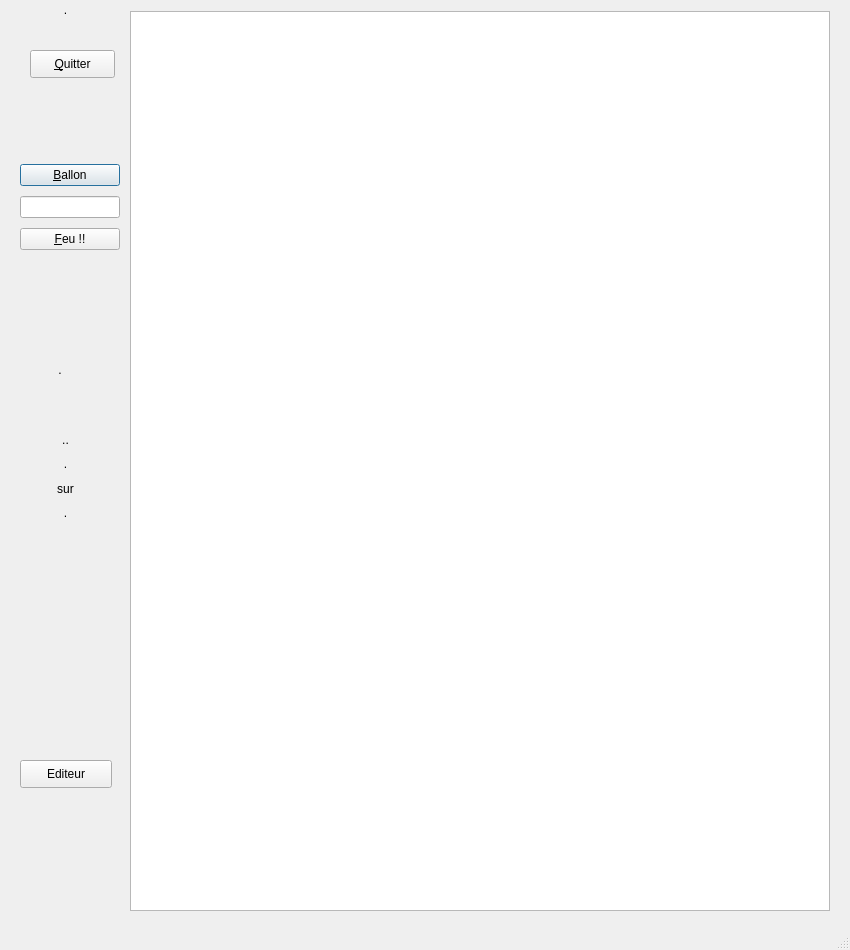
The window that exercice.ui (Txikilinux/leterrier-calculment) describes before a commit, drawn with Qt 5.
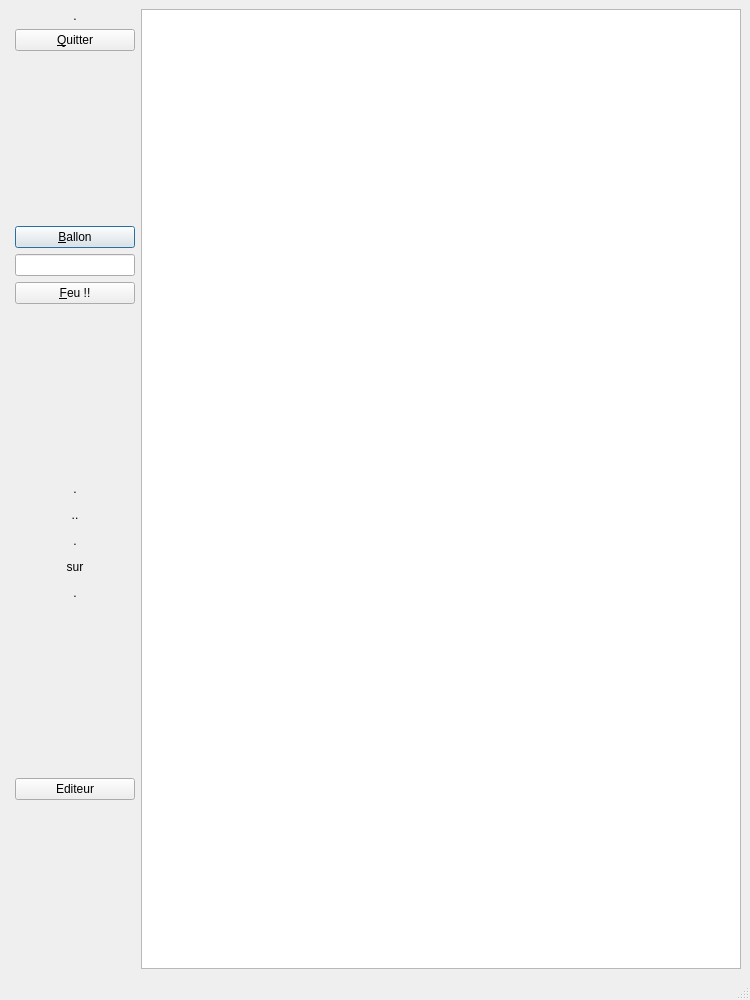
The same window after the commit.

Commit message: Adaptation des différents éléments de l'interface exercice.ui au redimensionnement. Début de résolution du bug #458

```diff
--- a/exercice.ui
+++ b/exercice.ui
@@ -6,26 +6,40 @@
    <rect>
     <x>0</x>
     <y>0</y>
-    <width>850</width>
-    <height>950</height>
+    <width>750</width>
+    <height>1000</height>
    </rect>
   </property>
   <property name="minimumSize">
    <size>
-    <width>850</width>
-    <height>950</height>
+    <width>450</width>
+    <height>600</height>
    </size>
   </property>
   <property name="maximumSize">
    <size>
-    <width>850</width>
-    <height>950</height>
+    <width>900</width>
+    <height>1200</height>
    </size>
   </property>
   <property name="windowTitle">
    <string>MainWindow</string>
   </property>
   <widget class="QWidget" name="centralwidget">
+   <property name="minimumSize">
+    <size>
+     <width>450</width>
+     <height>600</height>
+    </size>
+   </property>
+   <property name="maximumSize">
+    <size>
+     <width>900</width>
+     <height>1200</height>
+    </size>
+   </property>
+   <layout class="QGridLayout" name="gridLayout">
+    <item row="0" column="0">
    <widget class="QLCDNumber" name="lcdNumber">
     <property name="enabled">
      <bool>true</bool>
@@ -45,60 +59,170 @@
      </size>
     </property>
    </widget>
-   <widget class="QGraphicsView" name="vue">
-    <property name="geometry">
-     <rect>
-      <x>130</x>
-      <y>11</y>
-      <width>700</width>
-      <height>900</height>
-     </rect>
-    </property>
-   </widget>
+    </item>
+    <item row="0" column="1">
+     <layout class="QVBoxLayout" name="verticalLayout_4">
+      <item>
+       <layout class="QVBoxLayout" name="verticalLayout_3">
+        <item>
    <widget class="QLabel" name="lblArg">
-    <property name="geometry">
-     <rect>
-      <x>10</x>
-      <y>0</y>
-      <width>111</width>
+          <property name="text">
+           <string>.</string>
+          </property>
+          <property name="alignment">
+           <set>Qt::AlignCenter</set>
+          </property>
+         </widget>
+        </item>
+        <item>
+         <widget class="QPushButton" name="btnQuitter">
+          <property name="minimumSize">
+           <size>
+            <width>60</width>
       <height>20</height>
-     </rect>
-    </property>
-    <property name="text">
-     <string>.</string>
-    </property>
-    <property name="alignment">
-     <set>Qt::AlignCenter</set>
-    </property>
-   </widget>
-   <widget class="QLabel" name="lblImgMsg">
-    <property name="geometry">
-     <rect>
-      <x>10</x>
-      <y>320</y>
-      <width>100</width>
-      <height>100</height>
-     </rect>
-    </property>
+           </size>
+          </property>
+          <property name="maximumSize">
+           <size>
+            <width>120</width>
+            <height>40</height>
+           </size>
+          </property>
     <property name="text">
-     <string>.</string>
-    </property>
-    <property name="alignment">
-     <set>Qt::AlignCenter</set>
-    </property>
-   </widget>
-   <widget class="QWidget" name="layoutWidget">
-    <property name="geometry">
-     <rect>
-      <x>20</x>
-      <y>430</y>
-      <width>91</width>
-      <height>92</height>
-     </rect>
-    </property>
+           <string>&amp;Quitter</string>
+          </property>
+         </widget>
+        </item>
+       </layout>
+      </item>
+      <item>
+       <spacer name="verticalSpacer">
+        <property name="orientation">
+         <enum>Qt::Vertical</enum>
+        </property>
+        <property name="sizeHint" stdset="0">
+         <size>
+          <width>20</width>
+          <height>108</height>
+         </size>
+        </property>
+       </spacer>
+      </item>
+      <item>
     <layout class="QVBoxLayout" name="verticalLayout">
+        <property name="sizeConstraint">
+         <enum>QLayout::SetMinAndMaxSize</enum>
+        </property>
+        <item>
+         <widget class="QPushButton" name="btnBallon">
+          <property name="minimumSize">
+           <size>
+            <width>60</width>
+            <height>20</height>
+           </size>
+          </property>
+          <property name="maximumSize">
+           <size>
+            <width>120</width>
+            <height>40</height>
+           </size>
+          </property>
+          <property name="text">
+           <string>&amp;Ballon</string>
+          </property>
+          <property name="default">
+           <bool>true</bool>
+          </property>
+         </widget>
+        </item>
+        <item>
+         <widget class="QLineEdit" name="leResultat">
+          <property name="minimumSize">
+           <size>
+            <width>60</width>
+            <height>20</height>
+           </size>
+          </property>
+          <property name="maximumSize">
+           <size>
+            <width>120</width>
+            <height>40</height>
+           </size>
+          </property>
+         </widget>
+        </item>
+        <item>
+         <widget class="QPushButton" name="btnFeu">
+          <property name="minimumSize">
+           <size>
+            <width>60</width>
+            <height>20</height>
+           </size>
+          </property>
+          <property name="maximumSize">
+           <size>
+            <width>120</width>
+            <height>40</height>
+           </size>
+          </property>
+          <property name="text">
+           <string>&amp;Feu !!</string>
+          </property>
+         </widget>
+        </item>
+       </layout>
+      </item>
+      <item>
+       <spacer name="verticalSpacer_2">
+        <property name="orientation">
+         <enum>Qt::Vertical</enum>
+        </property>
+        <property name="sizeHint" stdset="0">
+         <size>
+          <width>20</width>
+          <height>98</height>
+         </size>
+        </property>
+       </spacer>
+      </item>
+      <item>
+       <layout class="QVBoxLayout" name="verticalLayout_2">
+        <item>
+         <widget class="QLabel" name="lblImgMsg">
+          <property name="minimumSize">
+           <size>
+            <width>60</width>
+            <height>20</height>
+           </size>
+          </property>
+          <property name="maximumSize">
+           <size>
+            <width>120</width>
+            <height>40</height>
+           </size>
+          </property>
+          <property name="text">
+           <string>.</string>
+          </property>
+          <property name="alignment">
+           <set>Qt::AlignCenter</set>
+          </property>
+         </widget>
+        </item>
      <item>
       <widget class="QLabel" name="lblMsg">
+          <property name="minimumSize">
+           <size>
+            <width>60</width>
+            <height>20</height>
+           </size>
+          </property>
+          <property name="maximumSize">
+           <size>
+            <width>120</width>
+            <height>40</height>
+           </size>
+          </property>
        <property name="text">
         <string>..</string>
        </property>
@@ -109,6 +233,18 @@
      </item>
      <item>
       <widget class="QLabel" name="lblPoints">
+          <property name="minimumSize">
+           <size>
+            <width>60</width>
+            <height>20</height>
+           </size>
+          </property>
+          <property name="maximumSize">
+           <size>
+            <width>120</width>
+            <height>40</height>
+           </size>
+          </property>
        <property name="text">
         <string>.</string>
        </property>
@@ -119,6 +255,18 @@
      </item>
      <item>
       <widget class="QLabel" name="lblSur">
+          <property name="minimumSize">
+           <size>
+            <width>60</width>
+            <height>20</height>
+           </size>
+          </property>
+          <property name="maximumSize">
+           <size>
+            <width>120</width>
+            <height>40</height>
+           </size>
+          </property>
        <property name="text">
         <string>sur</string>
        </property>
@@ -129,6 +277,18 @@
      </item>
      <item>
       <widget class="QLabel" name="lblTotal">
+          <property name="minimumSize">
+           <size>
+            <width>60</width>
+            <height>20</height>
+           </size>
+          </property>
+          <property name="maximumSize">
+           <size>
+            <width>120</width>
+            <height>40</height>
+           </size>
+          </property>
        <property name="text">
         <string>.</string>
        </property>
@@ -138,65 +298,71 @@
       </widget>
      </item>
     </layout>
-   </widget>
-   <widget class="QWidget" name="layoutWidget">
-    <property name="geometry">
-     <rect>
-      <x>20</x>
-      <y>160</y>
-      <width>100</width>
-      <height>96</height>
-     </rect>
-    </property>
-    <layout class="QVBoxLayout" name="verticalLayout_2">
+      </item>
      <item>
-      <widget class="QPushButton" name="btnBallon">
-       <property name="text">
-        <string>&amp;Ballon</string>
-       </property>
-       <property name="default">
-        <bool>true</bool>
-       </property>
-      </widget>
+       <spacer name="verticalSpacer_3">
+        <property name="orientation">
+         <enum>Qt::Vertical</enum>
+        </property>
+        <property name="sizeHint" stdset="0">
+         <size>
+          <width>20</width>
+          <height>40</height>
+         </size>
+        </property>
+       </spacer>
      </item>
      <item>
-      <widget class="QLineEdit" name="leResultat"/>
-     </item>
-     <item>
-      <widget class="QPushButton" name="btnFeu">
-       <property name="text">
-        <string>&amp;Feu !!</string>
-       </property>
-      </widget>
-     </item>
-    </layout>
-   </widget>
-   <widget class="QPushButton" name="btnQuitter">
-    <property name="geometry">
-     <rect>
-      <x>30</x>
-      <y>50</y>
-      <width>85</width>
-      <height>28</height>
-     </rect>
-    </property>
-    <property name="text">
-     <string>&amp;Quitter</string>
-    </property>
-   </widget>
    <widget class="QPushButton" name="btnEditeur">
-    <property name="geometry">
-     <rect>
-      <x>20</x>
-      <y>760</y>
-      <width>92</width>
-      <height>28</height>
-     </rect>
+        <property name="minimumSize">
+         <size>
+          <width>0</width>
+          <height>20</height>
+         </size>
+        </property>
+        <property name="maximumSize">
+         <size>
+          <width>16777215</width>
+          <height>40</height>
+         </size>
     </property>
     <property name="text">
      <string>Editeur</string>
     </property>
    </widget>
+      </item>
+      <item>
+       <spacer name="verticalSpacer_4">
+        <property name="orientation">
+         <enum>Qt::Vertical</enum>
+        </property>
+        <property name="sizeHint" stdset="0">
+         <size>
+          <width>20</width>
+          <height>40</height>
+         </size>
+        </property>
+       </spacer>
+      </item>
+     </layout>
+    </item>
+    <item row="0" column="2">
+     <widget class="QGraphicsView" name="vue">
+      <property name="minimumSize">
+       <size>
+        <width>360</width>
+        <height>540</height>
+       </size>
+      </property>
+      <property name="maximumSize">
+       <size>
+        <width>720</width>
+        <height>1080</height>
+       </size>
+      </property>
+     </widget>
+    </item>
+   </layout>
   </widget>
   <widget class="QMenuBar" name="menubar">
    <property name="geometry">
```
Left out of the diff: 10 changed lines with no effect on the pictures. Lines whose indentation alone changed are shown as unchanged.
